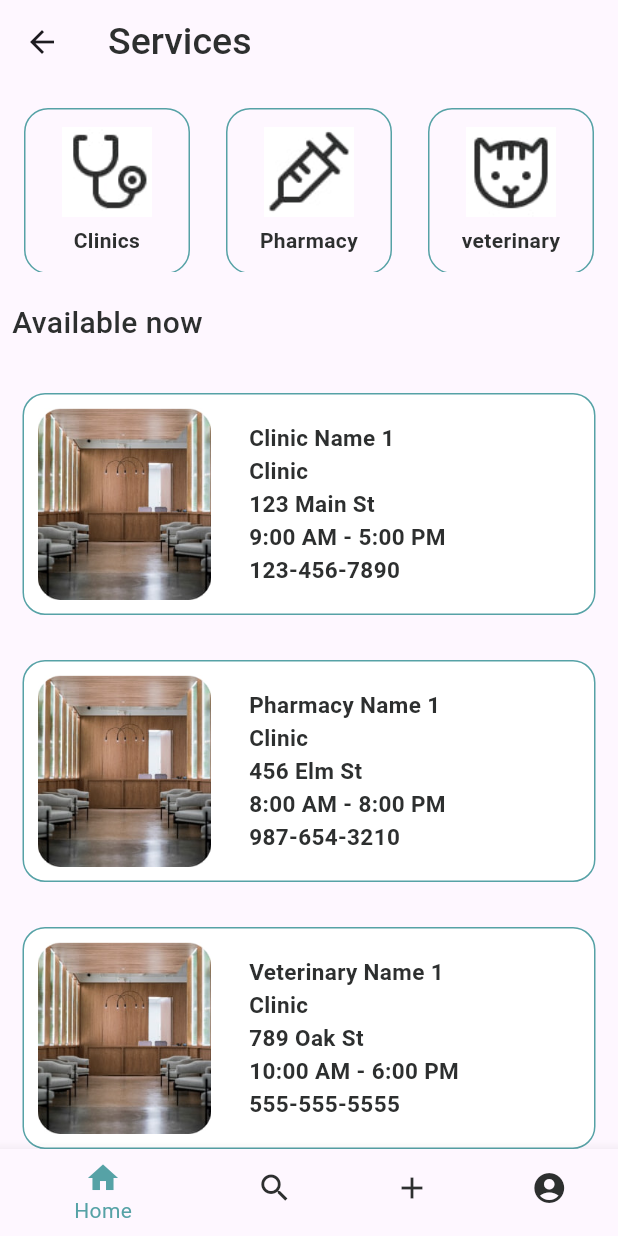
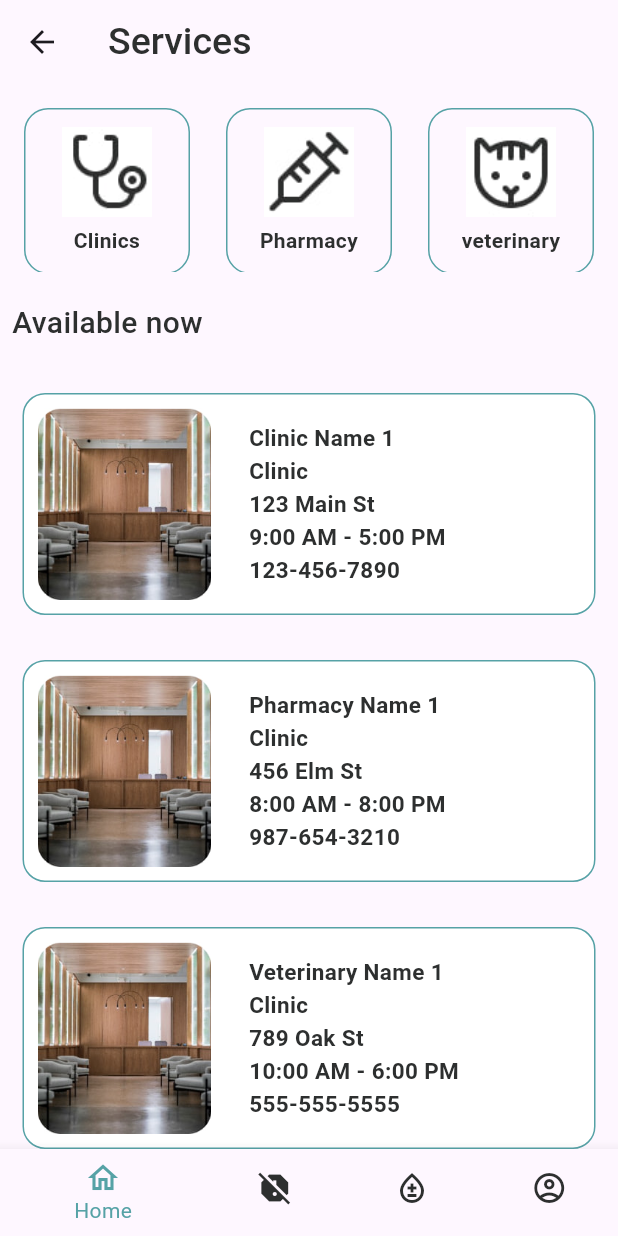
Before and after one commit to Rostomgh/MediDose-App, a Flutter app: the NavBar screen opened by its route, on a phone screen of 412 x 824 dp. Run offline on Flutter 3.47's test engine with Material 3 defaults, Android fonts, the phone set to English and light mode, and no system bars; our stand-ins replace animated_splash_screen, bloc, eva_icons_flutter, flutter_bloc, flutter_svg, responsive_grid and 1 more.

Commit message:
new screen ,Custom raport

```diff
--- a/lib/core/Router/OngenerateRoute.dart
+++ b/lib/core/Router/OngenerateRoute.dart
@@ -7,6 +7,7 @@ import 'package:medi_dos_app/features/Screen/Forget%20Password/Conformation.dart
 import 'package:medi_dos_app/features/Screen/Forget%20Password/ForgetPassword.dart';
 import 'package:medi_dos_app/features/Screen/Forget%20Password/Newpassword.dart';
 import 'package:medi_dos_app/features/Screen/Home/HomeScreen.dart';
+import 'package:medi_dos_app/features/Screen/Home/RaportP.dart';
 import 'package:medi_dos_app/features/Screen/Logo.dart';
 
 class AppRoute {
@@ -28,6 +29,8 @@ class AppRoute {
         return MaterialPageRoute(builder: (_)=>const HomeP());
         case '/nav':
         return MaterialPageRoute(builder: (_)=>const NavBar());
+        case '/raport':
+        return MaterialPageRoute(builder: (_)=>const RaportP());
       default:
         return MaterialPageRoute(builder: (_) =>const ErrorRoute());
     }
--- a/lib/core/Theme/AppColor.dart
+++ b/lib/core/Theme/AppColor.dart
@@ -7,4 +7,5 @@ class AppColors {
   static const secondry=Color(0xff56A2A6);
   static const black = Color(0xff2D2F2F);
   static const textcolor=Color(0xff2D2F2F);
+
 }
--- a/lib/core/Theme/SizeBoxApp.dart
+++ b/lib/core/Theme/SizeBoxApp.dart
@@ -6,4 +6,5 @@ class AppSizes {
   static const double sicon = 30;
   static const double sizeColumn = 1;
   static const double sizeRow = 16;
+  static const double sizepic = 28;
 }
--- a/lib/core/Widgets/ListNavBar.dart
+++ b/lib/core/Widgets/ListNavBar.dart
@@ -1,21 +1,32 @@
 import 'package:flutter/material.dart';
+import 'package:flutter_svg/svg.dart';
+import 'package:medi_dos_app/core/Theme/AppColor.dart';
 
 List<BottomNavigationBarItem> itemNavBar() {
   return [
     const BottomNavigationBarItem(
-      icon: Icon(Icons.home),
+      icon: Icon(Icons.home_outlined),
       label: 'Home',
     ),
     const BottomNavigationBarItem(
-      icon: Icon(Icons.search),
-      label: 'Search',
+      icon: Icon(Icons.report_off),
+      label: 'Report',
+    ),
+    /*BottomNavigationBarItem(
+      icon: SvgPicture.asset(
+        'assets/logo/Logo.jpg',
+        width: 30,
+        height: 30,
+        color: AppColors.secondry, // Make sure AppColors.secondry is defined and appropriate
+      ),
+      label: 'Logo', // Provide a label for consistency
+    ),*/
+    const BottomNavigationBarItem(
+      icon: Icon(Icons.bloodtype_outlined),
+      label: 'Blood',
     ),
     const BottomNavigationBarItem(
-      icon: Icon(Icons.add),
-      label: 'Add',
-    ),
-    const BottomNavigationBarItem(
-      icon: Icon(Icons.account_circle),
+      icon: Icon(Icons.account_circle_outlined),
       label: 'Profile',
     ),
   ];
--- a/lib/core/Widgets/NavBar.dart
+++ b/lib/core/Widgets/NavBar.dart
@@ -4,6 +4,7 @@ import 'package:medi_dos_app/Buissness%20Logic/Nav_Bar_Bloc/nav_bar_bloc.dart';
 import 'package:medi_dos_app/core/Theme/AppColor.dart';
 import 'package:medi_dos_app/core/Widgets/ListNavBar.dart';
 import 'package:medi_dos_app/features/Screen/Home/HomeScreen.dart';
+import 'package:medi_dos_app/features/Screen/Home/RaportP.dart';
 
 List<BottomNavigationBarItem> navItems = [
   const BottomNavigationBarItem(icon: Icon(Icons.home), label: 'Home'),
@@ -14,7 +15,7 @@ List<BottomNavigationBarItem> navItems = [
 
 List<Widget> bottomNavScreens = [
   const HomeP(),
-  const Text('Screen 1'),
+  const RaportP(),
   const Text('Screen 2'),
   const Text('Screen 3'),
 ];
--- a/pubspec.yaml
+++ b/pubspec.yaml
@@ -42,6 +42,7 @@ dependencies:
   curved_navigation_bar: ^1.0.3
   bloc: ^8.1.4
   flutter_bloc: ^8.1.6
+  flutter_svg: ^2.0.10+1
 
 
 
```
Also changed, not shown: lib/core/Widgets/CustomContainerRaport.dart (added, +56 -0 lines), lib/features/Screen/Home/RaportP.dart (added, +28 -0 lines), pubspec.lock.
